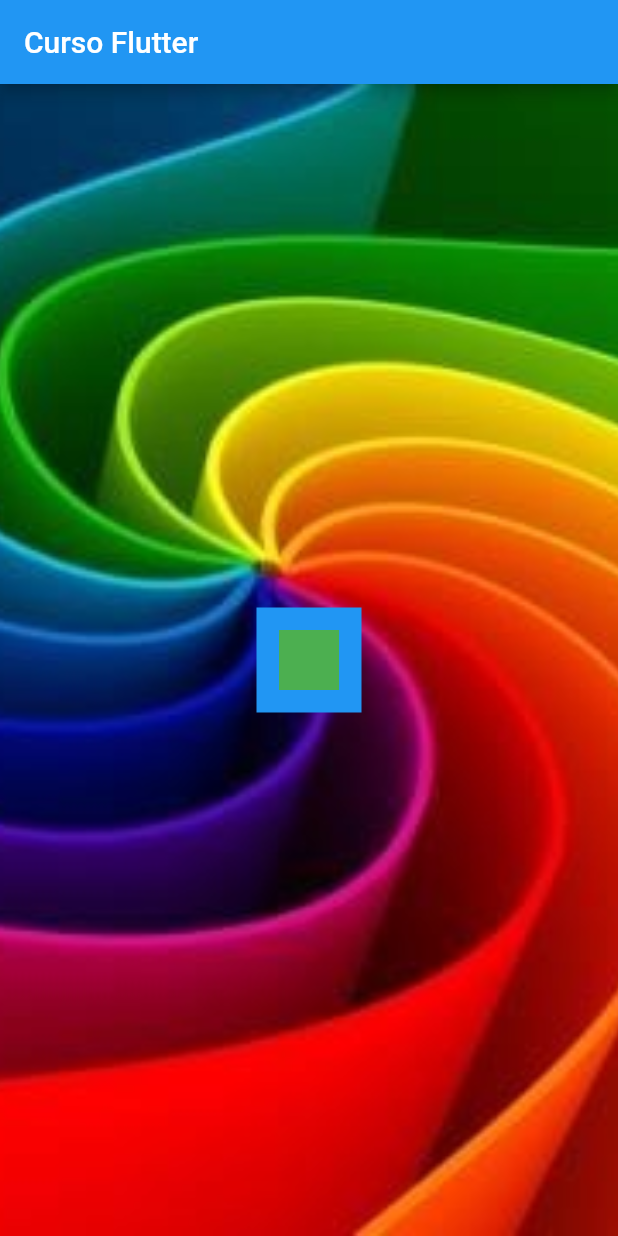
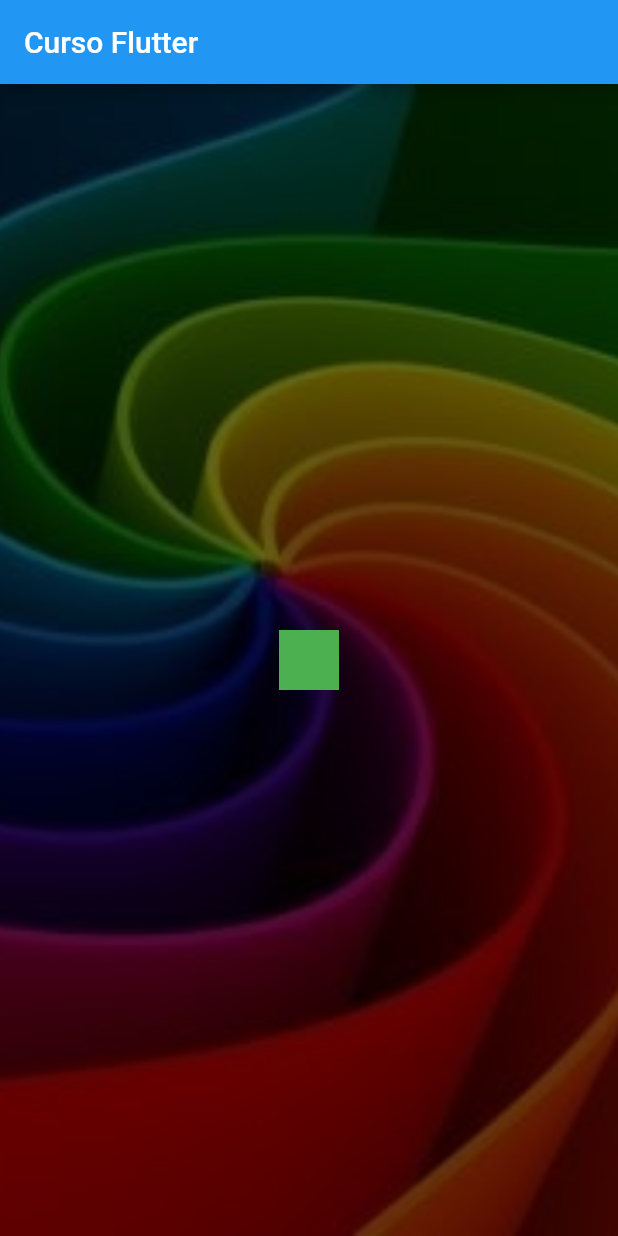
Before and after one commit to fercguerra/app_flutterando, a Flutter app: the screen it shows after launch, on a phone screen of 412 x 824 dp. Run offline on Flutter 3.47's test engine with Material 2 defaults, Android fonts, the phone set to English and light mode, and no system bars; missing offline and left inert: dart:js.

Commit message:
Stack como máscara

```diff
--- a/lib/main.dart
+++ b/lib/main.dart
@@ -42,9 +42,9 @@ class _HomePageState extends State<HomePage> {
               ),
             ),
             Container(
-              color: Colors.blue,
-              height: 70,
-              width: 70,
+              color: Colors.black.withOpacity(0.60),
+              height: MediaQuery.of(context).size.height,
+              width: MediaQuery.of(context).size.width,
             ),
             Container(
               color: Colors.green,
```
